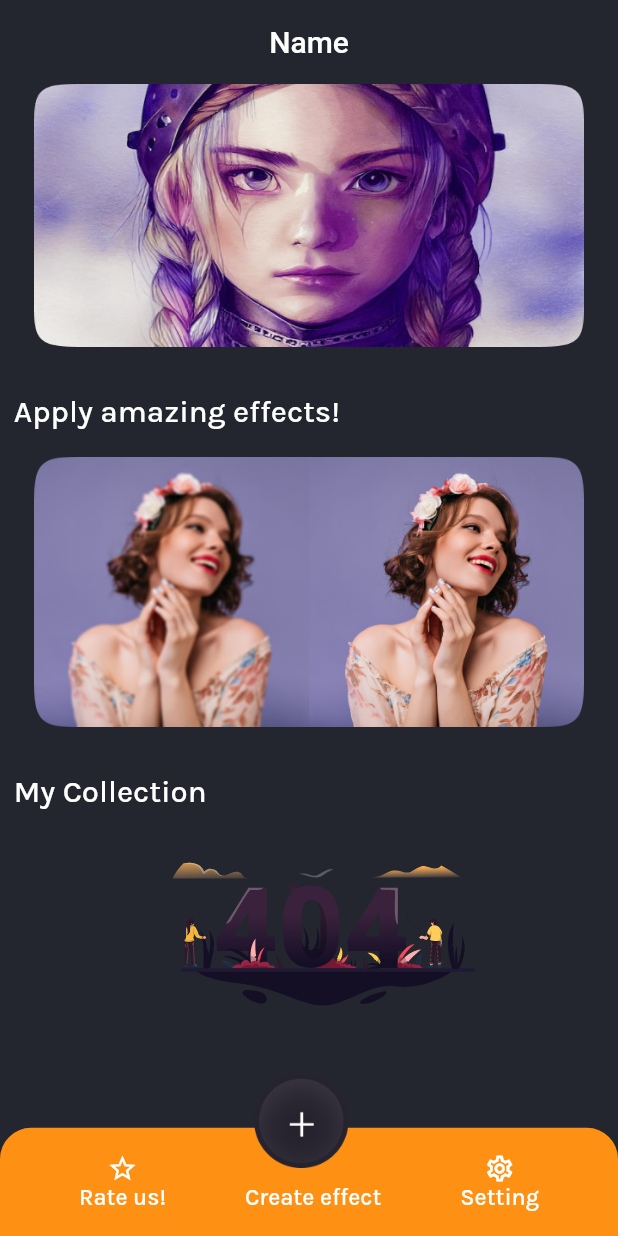
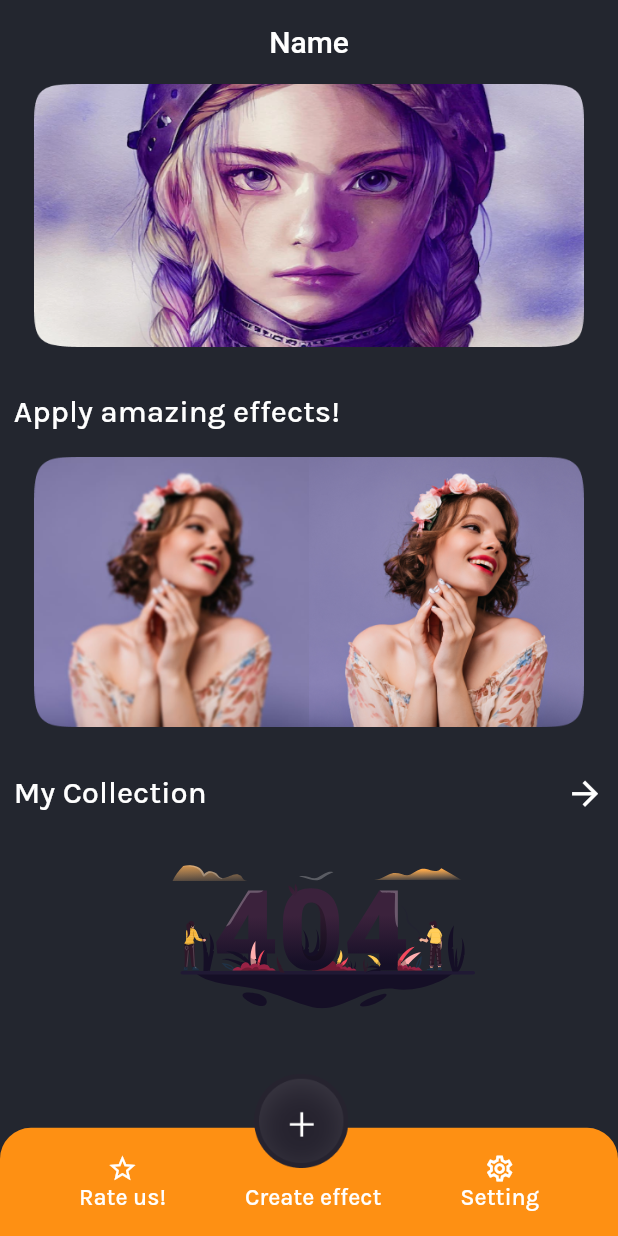
Before and after one commit to KhilanVitthani/toon, a Flutter app: the screen it shows after launch, on a phone screen of 412 x 824 dp. Run offline on Flutter 3.47's test engine with Material 2 defaults, Android fonts, the phone set to English and light mode, and no system bars; drawn by our look-alikes of carousel_slider; our stand-ins replace cached_network_image, connectivity_plus, dio, flutter_svg, fluttertoast, get and 9 more; missing offline and left inert: flutter_share_me, yodo1mas; project files that could hold a hidden picture were left out.

Commit message:
set Add Done.

```diff
--- a/lib/app/modules/main_screen/views/main_screen_view.dart
+++ b/lib/app/modules/main_screen/views/main_screen_view.dart
@@ -113,7 +113,9 @@ class MainScreenView extends GetWidget<MainScreenController> {
               ),
               Padding(
                 padding: EdgeInsets.symmetric(horizontal: MySize.getWidth(8)),
-                child: Align(
+                child: Row(
+                  children: [
+                    Align(
                       alignment: Alignment.topLeft,
                       child: Text(
                         "My Collection",
@@ -123,6 +125,24 @@ class MainScreenView extends GetWidget<MainScreenController> {
                           color: Colors.white,
                         ),
                       ),
+                    ),
+                    Spacer(),
+                    InkWell(
+                      onTap: () {
+                        Get.offAndToNamed(Routes.MY_COLLECTION_PAGE);
+                      },
+                      child: Container(
+                        // color: Colors.amber,
+                        alignment: Alignment.topRight,
+                        width: MySize.getWidth(50),
+                        child: Icon(
+                          Icons.arrow_forward_outlined,
+                          color: Colors.white,
+                          size: MySize.getHeight(25),
+                        ),
+                      ),
+                    )
+                  ],
                 ),
               ),
               Padding(
```
Also changed, not shown: lib/app/modules/setting_page/controllers/setting_page_controller.dart (+23 -5 lines), lib/app/modules/setting_page/views/setting_page_view.dart (+32 -3 lines). Lines whose indentation alone changed are shown as unchanged.
